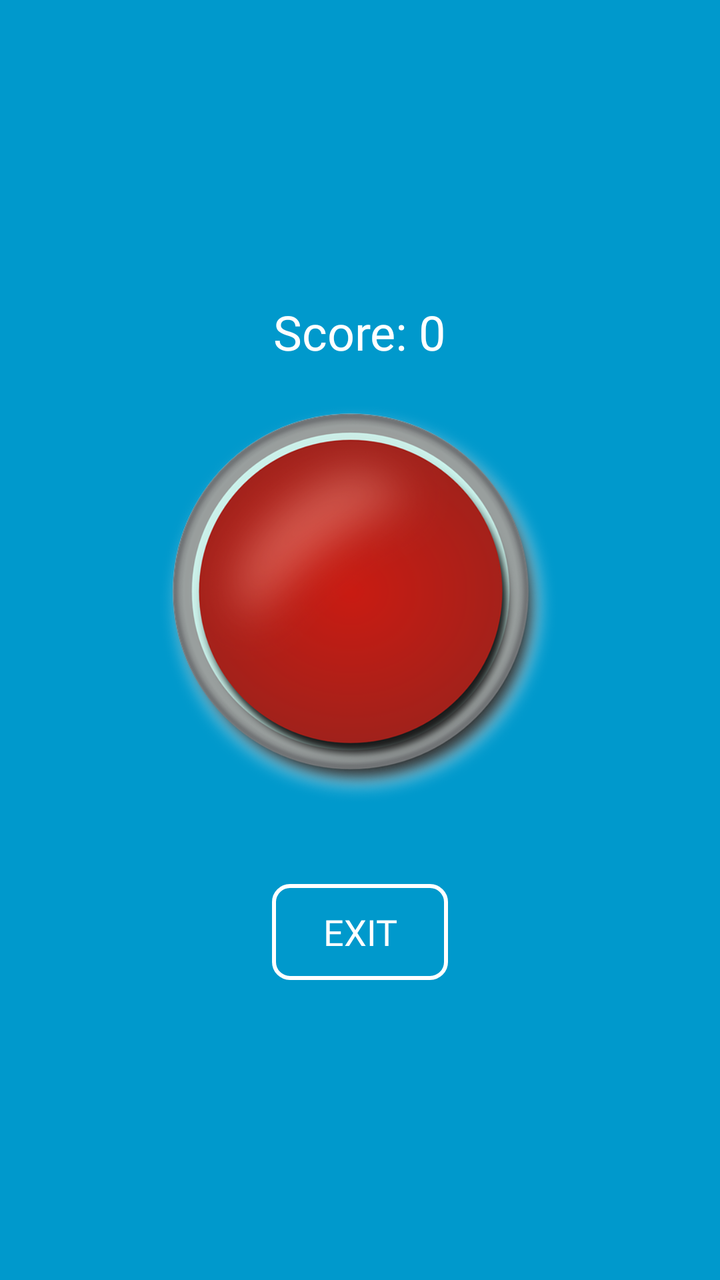
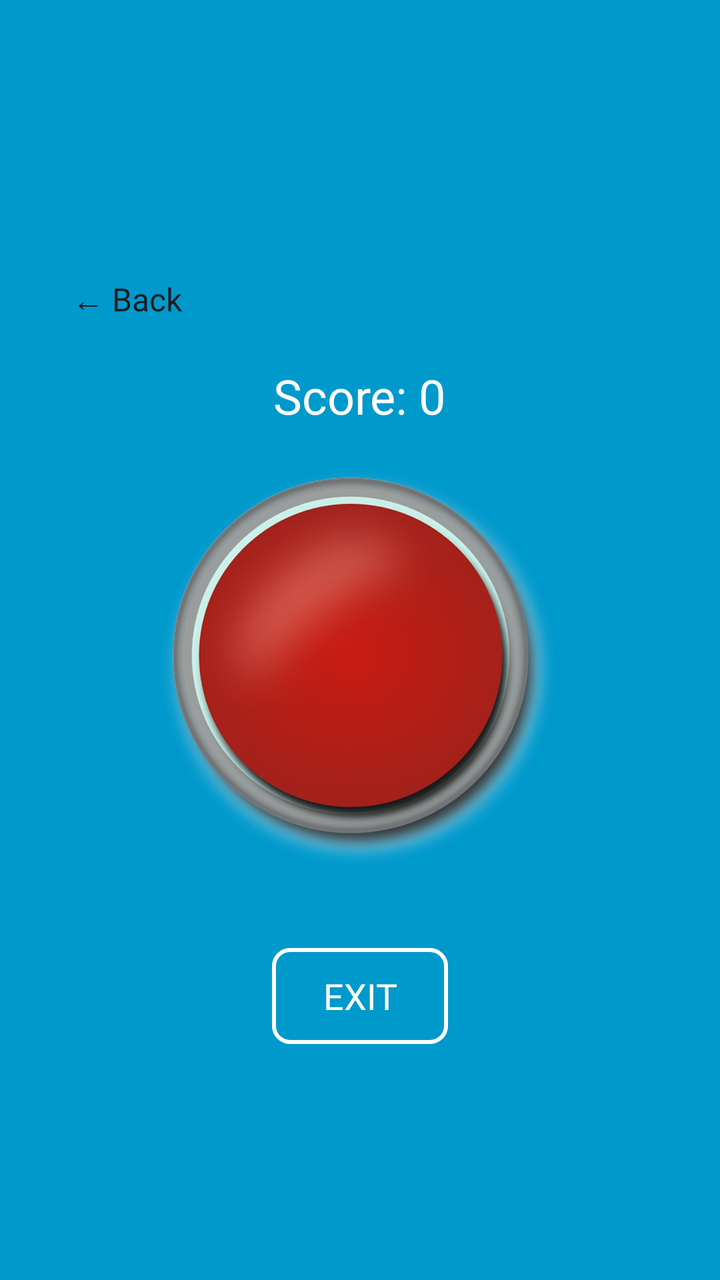

Before-and-after screenshots of an Android layout around one commit, followed by the original layout XML and the change that was made.
<!-- AndroidManifest.xml: application theme Theme.AppCompat.Light.DarkActionBar -->
<!-- res/layout/activity_red_button.xml -->
<?xml version="1.0" encoding="utf-8"?>
<LinearLayout xmlns:android="http://schemas.android.com/apk/res/android"
    android:layout_width="match_parent"
    android:layout_height="match_parent"
    android:orientation="vertical"
    android:gravity="center"
    android:padding="16dp"
    android:background="@android:color/holo_blue_dark"> 

    
    <TextView
        android:id="@+id/scoreText"
        android:layout_width="wrap_content"
        android:layout_height="wrap_content"
        android:text="Score: 0"
        android:textSize="24sp"
        android:textColor="#ffffff"
    android:layout_marginBottom="20dp"
        android:fontFamily="@font/cool_font2"
    android:gravity="center"/>


    
    <Button
        android:id="@+id/redButton"
        android:layout_width="200dp"
        android:layout_height="200dp"
        android:background="@drawable/red_button_background"
        android:textColor="#ffffff"
        android:textSize="18sp"
        android:layout_gravity="center"
        android:padding="20dp"
        android:layout_marginBottom="20dp"/>



    <Button
        android:id="@+id/exitButton"
        android:layout_width="wrap_content"
        android:layout_height="wrap_content"
        android:text="Exit"
        android:textSize="18sp"
        android:textColor="@android:color/white"
        android:layout_marginTop="20dp"
        android:layout_gravity="center"
        android:padding="10dp"
        android:background="@drawable/button_border"
        android:fontFamily="@font/cool_font2" />

</LinearLayout>
<!-- resources referenced by this layout -->
<resources>
  <!-- drawable button_border (drawable) -->
  <shape xmlns:android="http://schemas.android.com/apk/res/android">
      
      <solid android:color="@android:color/transparent" />
  
      
      <stroke
          android:width="2dp"
          android:color="@android:color/white" />
  
      
      <corners android:radius="8dp" />
  </shape>
  <!-- drawable red_button_background (drawable) -->
  <?xml version="1.0" encoding="utf-8"?>
  <selector xmlns:android="http://schemas.android.com/apk/res/android">
      
      <item android:drawable="@drawable/pressed" android:state_pressed="true"/>
      
      <item android:drawable="@drawable/normal"/>
  </selector>
  <!-- drawable pressed: png bitmap (drawable, 164919 bytes) -->
  <!-- drawable normal: png bitmap (drawable, 169165 bytes) -->
</resources>

<!-- the commit's change to res/layout/activity_red_button.xml (unified diff, before → after) -->
@@ -6,6 +6,15 @@
     android:gravity="center"
     android:padding="16dp"
     android:background="@android:color/holo_blue_dark"> 
+
+    <Button
+        android:id="@+id/backButton"
+        style="@style/BackButton"
+        android:layout_width="wrap_content"
+        android:layout_height="wrap_content"
+        android:layout_gravity="start"
+        android:text="← Back"
+        android:layout_marginBottom="16dp" />
 
     
     <TextView
<!-- resource entries referenced after the edit -->
@@ -21,7 +21,21 @@
       
       <item android:drawable="@drawable/normal"/>
   </selector>
+  <style name="BackButton" parent="Widget.Material3.Button.IconButton">
+          <item name="android:layout_width">wrap_content</item>
+          <item name="android:layout_height">wrap_content</item>
+          <item name="android:textColor">@color/text_primary</item>
+          <item name="android:textSize">16sp</item>
+          <item name="android:padding">12dp</item>
+          <item name="android:layout_margin">8dp</item>
+          <item name="android:fontFamily">@font/cool_font2</item>
+          <item name="android:elevation">4dp</item>
+          <item name="android:drawablePadding">8dp</item>
+          <item name="iconTint">@color/primary</item>
+      </style>
   <!-- drawable pressed: png bitmap (drawable, 164919 bytes) -->
   <!-- drawable normal: png bitmap (drawable, 169165 bytes) -->
+  <color name="text_primary">#FF1C1B1F</color>
+  <color name="primary">#FF6750A4</color>
 </resources>
 
